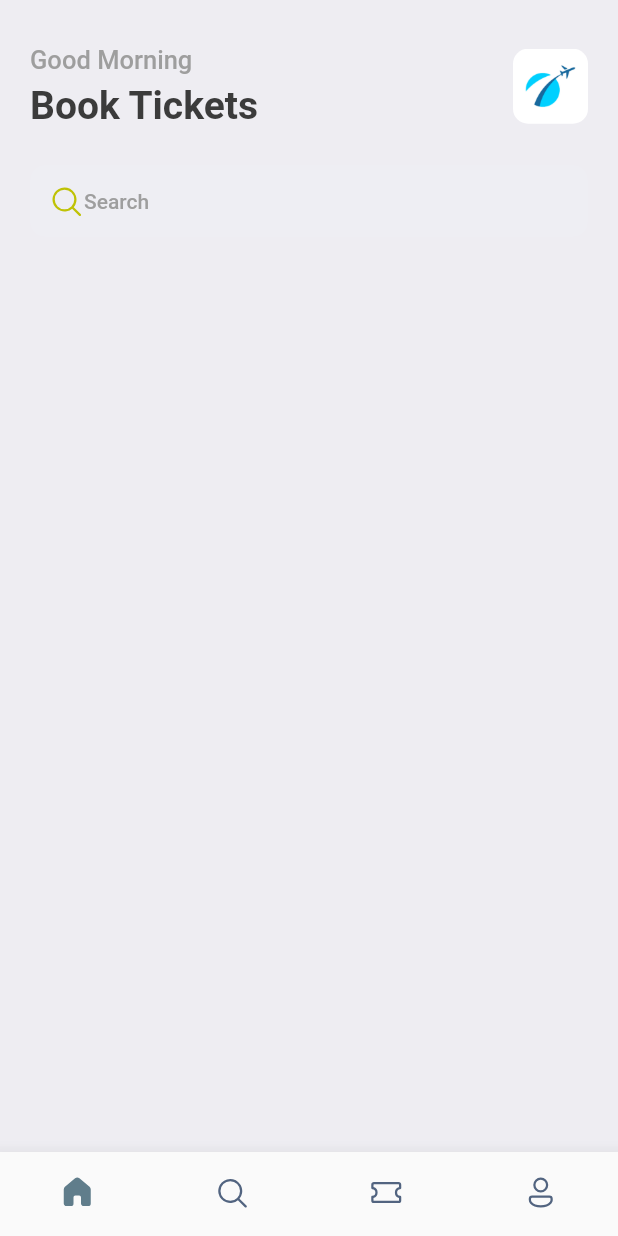
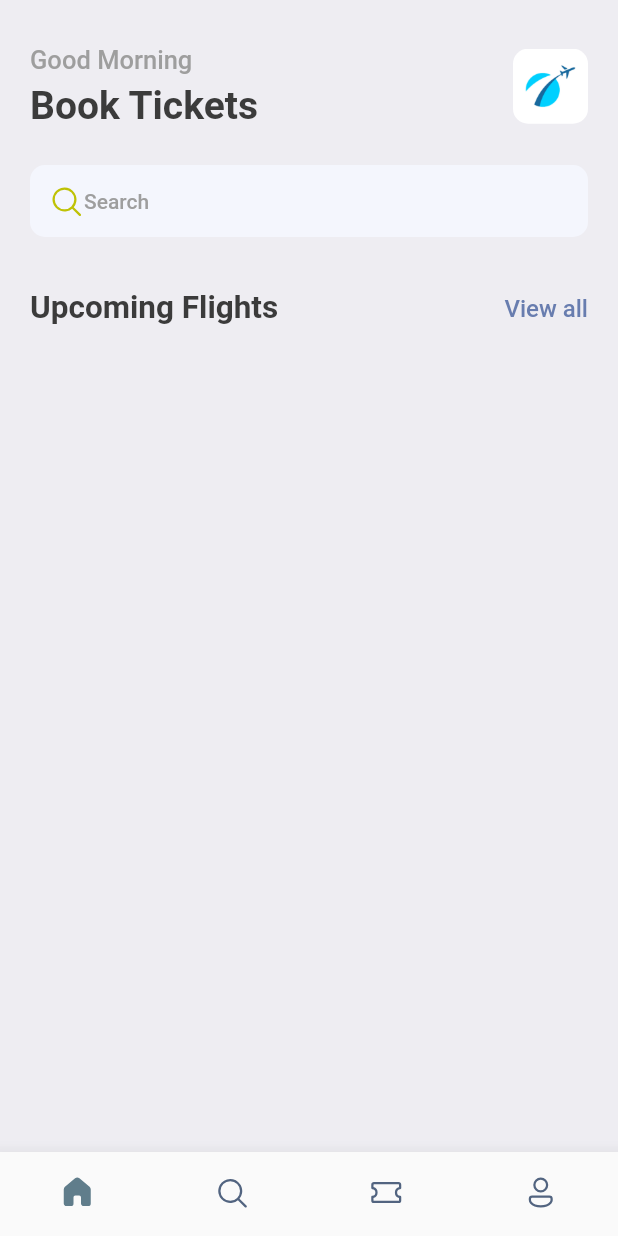
Before and after one commit to Shajjad002/flutterproject, a Flutter app: the screen it shows after launch, on a phone screen of 412 x 824 dp. Run offline on Flutter 3.47's test engine with Material 2 defaults, Android fonts, the phone set to English and light mode, and no system bars; our stand-ins replace fluentui_icons, gap.

Commit message:
home screen

```diff
--- a/lib/screens/home_screen.dart
+++ b/lib/screens/home_screen.dart
@@ -49,7 +49,7 @@ class HomeScreen extends StatelessWidget{
                 Container(
                   decoration: BoxDecoration(
                     borderRadius: BorderRadius.circular(10),
-                    color: const Color(0xFF4F6FD),
+                    color: const Color(0xFFF4F6FD),
                   ),
                   padding: const EdgeInsets.symmetric(horizontal: 12, vertical: 12),
                   child: Row(
@@ -58,6 +58,20 @@ class HomeScreen extends StatelessWidget{
                       Text("Search",style: Styles.headLineStyle4 ,)
                     ],
                   ),
+                ),
+                const Gap(35),
+                Row(
+                  mainAxisAlignment: MainAxisAlignment.spaceBetween ,
+                  children: [
+                    Text("Upcoming Flights", style: Styles.headLineStyle2,),
+                    InkWell(
+                      onTap: (){
+                        print("You are tapped");
+                      },
+                        child: Text("View all", style: Styles.textStyle.copyWith(color: Styles.primaryColor),
+                        )
+                    ),
+                  ],
                 )
               ],
             ),
```
